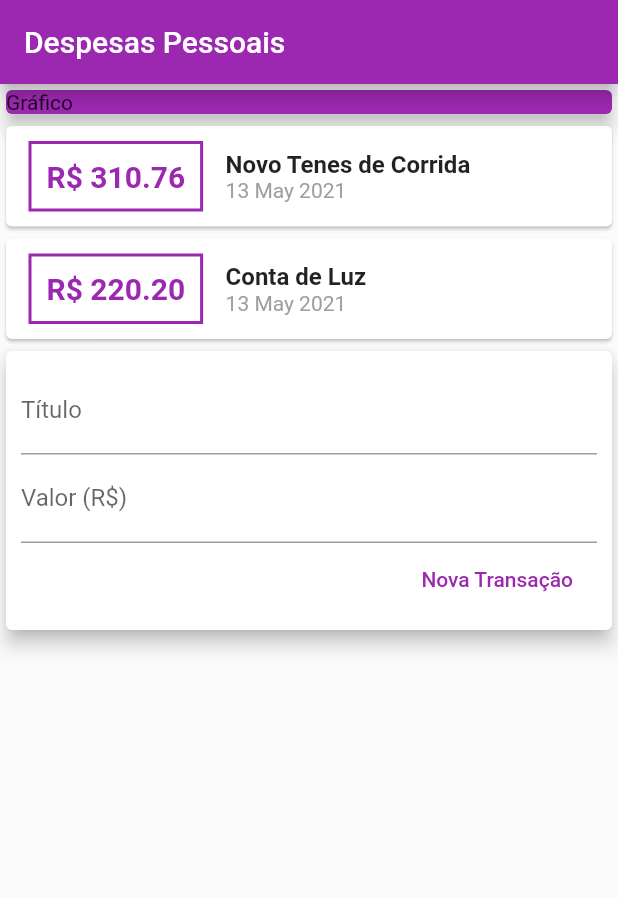
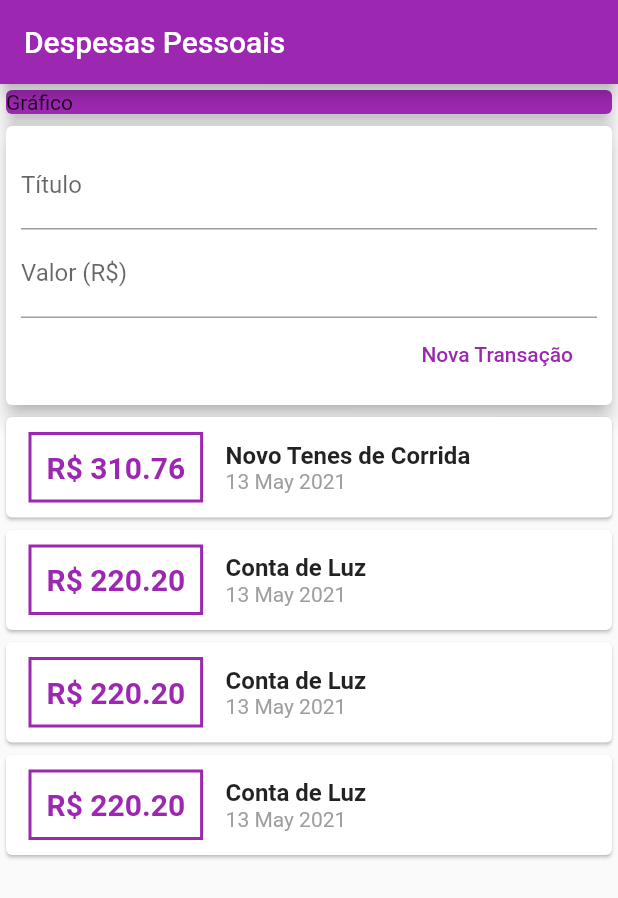
Before and after one commit to leandrotux/expenses, a Flutter app: the screen it shows after launch, on a phone screen of 412 x 824 dp. Shown: the top 898 px of the screen. Run offline on Flutter 3.47's test engine with Material 2 defaults, Android fonts, the phone set to English and light mode, and no system bars.

Commit message:
Add listview otimized

```diff
--- a/lib/components/transaction_list.dart
+++ b/lib/components/transaction_list.dart
@@ -8,8 +8,12 @@ class TransactionList extends StatelessWidget {
   TransactionList(this.transactions);
   @override
   Widget build(BuildContext context) {
-    return Column(
-      children: transactions.map((tr) {
+    return Container(
+      height: 300,
+      child: ListView.builder(
+        itemCount: transactions.length,
+        itemBuilder: (ctx, index) {
+          final tr = transactions[index];
           return Card(
             child: Row(
               children: [
@@ -55,7 +59,8 @@ class TransactionList extends StatelessWidget {
               ],
             ),
           );
-      }).toList(),
+        },
+      ),
     );
   }
 }
--- a/lib/components/transaction_user.dart
+++ b/lib/components/transaction_user.dart
@@ -16,6 +16,36 @@ class _TransactionUserState extends State<TransactionUser> {
       id: 't1',
       title: 'Novo Tenes de Corrida',
       value: 310.76,
+      date: DateTime.now(),
+    ),
+    Transaction(
+      id: 't2',
+      title: 'Conta de Luz',
+      value: 220.20,
+      date: DateTime.now(),
+    ),
+    Transaction(
+      id: 't2',
+      title: 'Conta de Luz',
+      value: 220.20,
+      date: DateTime.now(),
+    ),
+    Transaction(
+      id: 't2',
+      title: 'Conta de Luz',
+      value: 220.20,
+      date: DateTime.now(),
+    ),
+    Transaction(
+      id: 't2',
+      title: 'Conta de Luz',
+      value: 220.20,
+      date: DateTime.now(),
+    ),
+    Transaction(
+      id: 't2',
+      title: 'Conta de Luz',
+      value: 220.20,
       date: DateTime.now(),
     ),
     Transaction(
@@ -43,8 +73,8 @@ class _TransactionUserState extends State<TransactionUser> {
   Widget build(BuildContext context) {
     return Column(
       children: [
+        TransactionForm(_addTransaction),
         TransactionList(_transactions),
-        TransactionForm(_addTransaction),
       ],
     );
   }
--- a/lib/main.dart
+++ b/lib/main.dart
@@ -21,7 +21,8 @@ class MyHomePage extends StatelessWidget {
         title: Text('Despesas Pessoais'),
         backgroundColor: Colors.purple,
       ),
-      body: Column(
+      body: SingleChildScrollView(
+        child: Column(
           crossAxisAlignment: CrossAxisAlignment.stretch,
           children: [
             Container(
@@ -34,6 +35,7 @@ class MyHomePage extends StatelessWidget {
             TransactionUser(),
           ],
         ),
+      ),
     );
   }
 }
```
Lines whose indentation alone changed are shown as unchanged.
